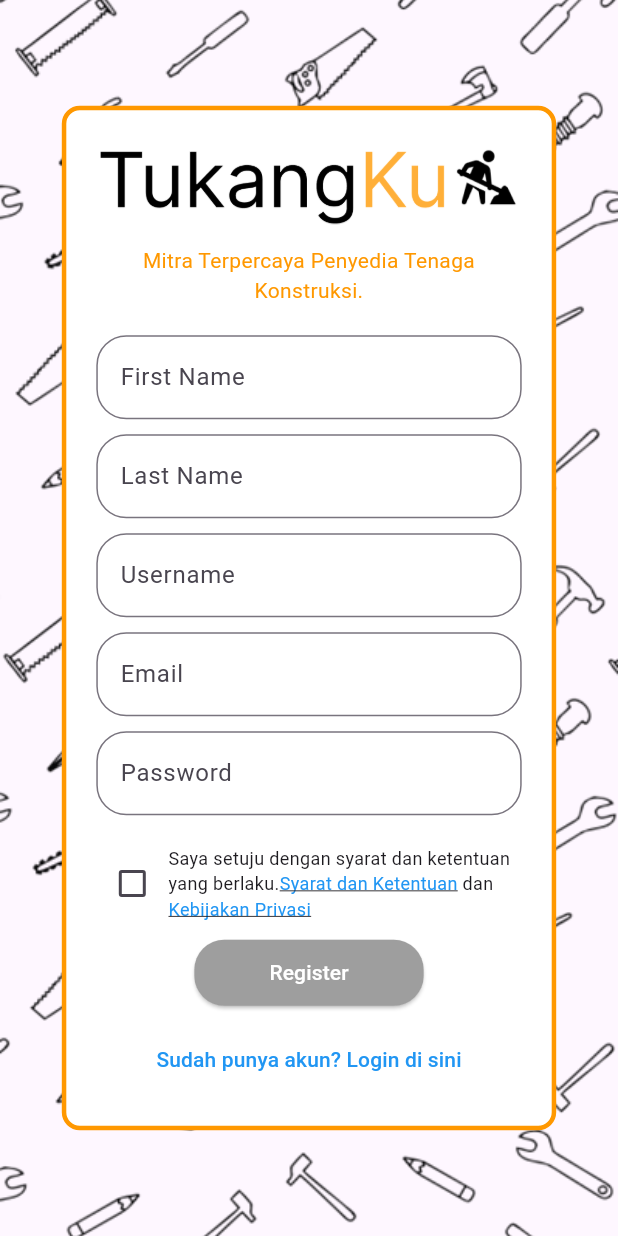
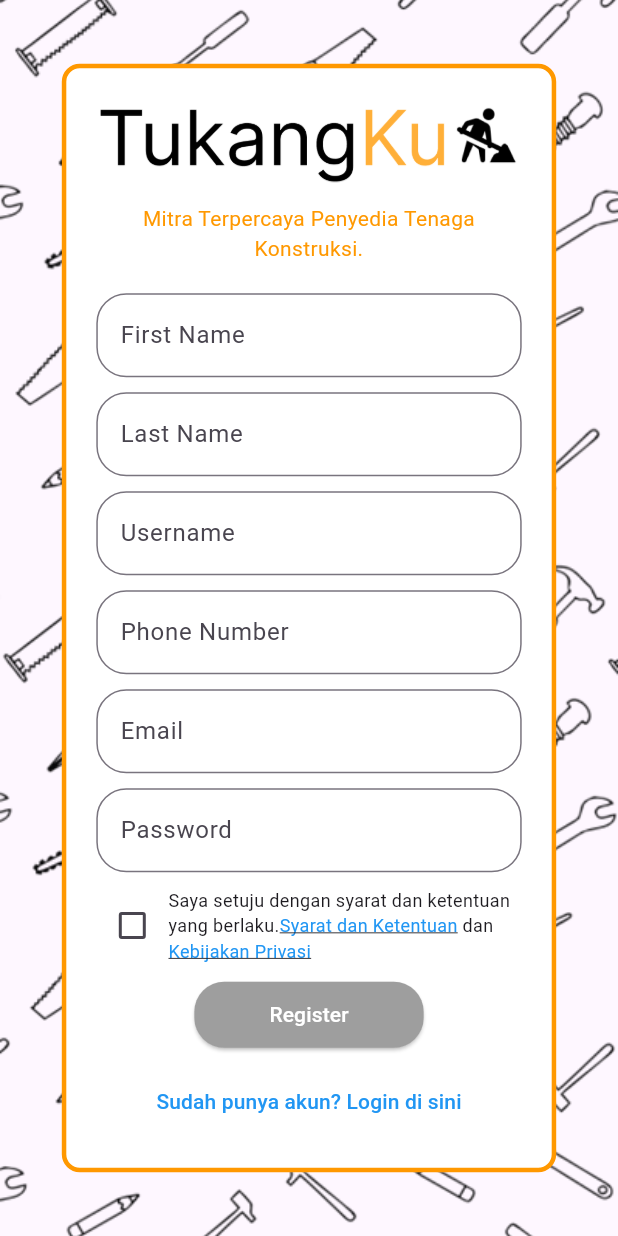
Before and after one commit to farellkresnanda/TUBES-APB, a Flutter app: the screen it shows after launch, after a tap on "Belum punya akun? Daftar di sini", on a phone screen of 412 x 824 dp. Run offline on Flutter 3.47's test engine with Material 3 defaults, Android fonts, the phone set to English and light mode, and no system bars; our stand-ins replace image_picker, supabase_flutter; accounts and stored records are empty; network calls fail.

Commit message:
HomeScreen (20 April)

```diff
--- a/lib/screens/register_screen.dart
+++ b/lib/screens/register_screen.dart
@@ -16,6 +16,7 @@
   final _emailController = TextEditingController();
   final _passwordController = TextEditingController();
   final _usernameController = TextEditingController();
+  final _phoneController = TextEditingController();
   final _supabase = Supabase.instance.client;
   bool _agreeToTerms = false;
 
@@ -53,6 +54,7 @@
           'password': _hashPassword(_passwordController.text),
           'username': _usernameController.text,
           'full_name': '${_firstNameController.text} ${_lastNameController.text}',
+          'phone_number': _phoneController.text,
         });
         ScaffoldMessenger.of(context).showSnackBar(
           const SnackBar(content: Text('Registrasi berhasil!')),
@@ -135,6 +137,16 @@
                   ),
                   const SizedBox(height: 10),
                   TextField(
+                    controller: _phoneController,
+                    decoration: InputDecoration(
+                      labelText: 'Phone Number',
+                      border: OutlineInputBorder(
+                        borderRadius: BorderRadius.circular(20),
+                      ),
+                    ),
+                  ),
+                  const SizedBox(height: 10),
+                  TextField(
                     controller: _emailController,
                     decoration: InputDecoration(
                       labelText: 'Email',
@@ -154,7 +166,7 @@
                     ),
                     obscureText: true,
                   ),
-                  const SizedBox(height: 20),
+                  const SizedBox(height: 10),
                   Row(
                     children: [
                       Checkbox(
--- a/pubspec.yaml
+++ b/pubspec.yaml
@@ -12,6 +12,7 @@
   assets:
       - assets/logo.png
       - assets/Background_1.png
+      - assets/Background_2.png
 
 dependencies:
   flutter:
```
Also changed, not shown: lib/screens/home_screen.dart (+7 -3 lines), assets/Background_2.png (added).
